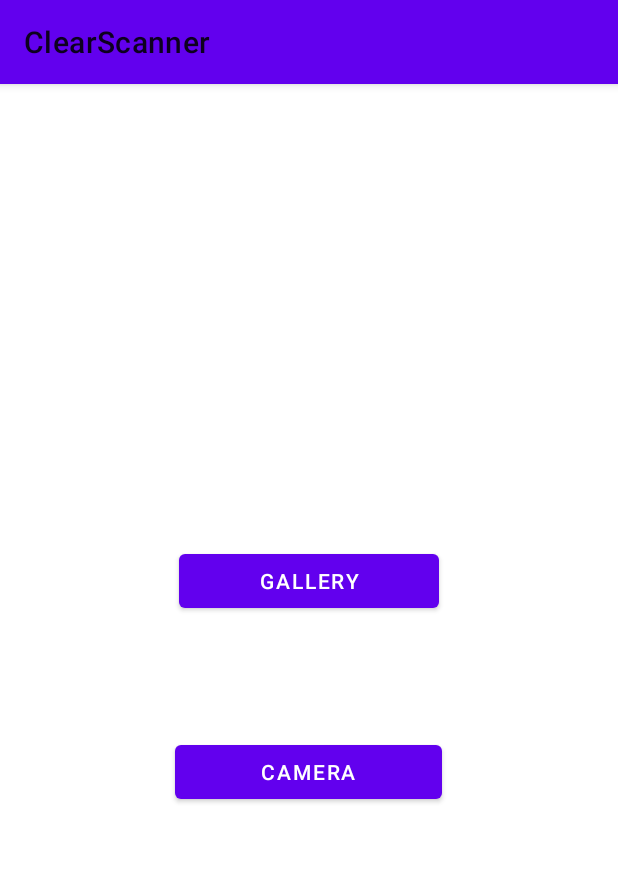
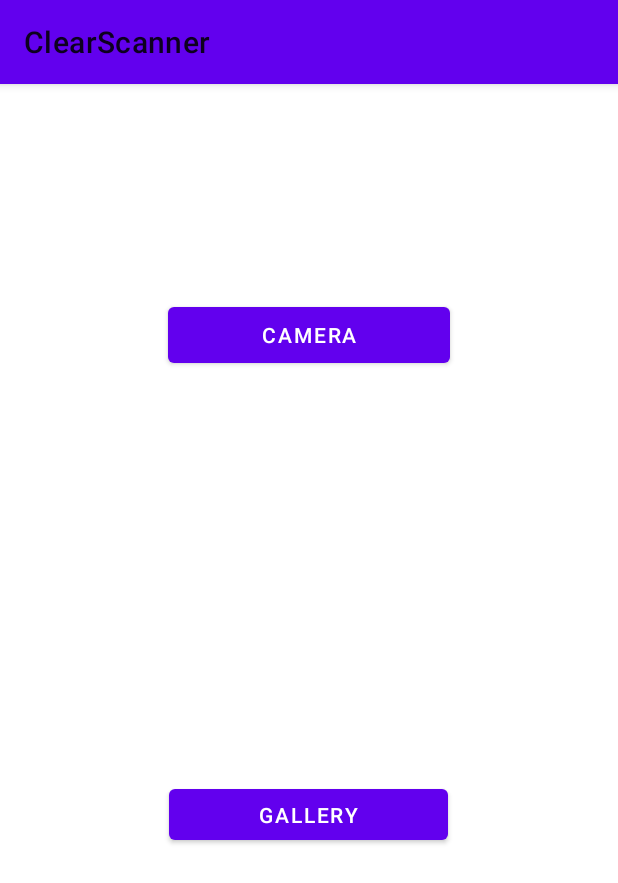
Before and after one commit to vamsee9/clearscannner, an Android app: the screen it shows after launch (MainActivity), on a phone screen of 412 x 824 dp. Shown: the top 883 px of the screen. Run offline under Robolectric (Android 15) with nearby library versions, the phone set to English and light mode, and no system bars.

```diff
--- a/app/src/main/AndroidManifest.xml
+++ b/app/src/main/AndroidManifest.xml
@@ -2,9 +2,9 @@
 <manifest xmlns:android="http://schemas.android.com/apk/res/android"
     package="com.opennxt.clearscanner">
 
-    <uses-permission android:name="android.permission.CAMERA"></uses-permission>
-    <uses-permission android:name="android.permission.WRITE_EXTERNAL_STORAGE"></uses-permission>
-    <uses-permission android:name="android.permission.READ_EXTERNAL_STORAGE"></uses-permission>
+    <uses-permission android:name="android.permission.CAMERA" />
+    <uses-permission android:name="android.permission.WRITE_EXTERNAL_STORAGE" />
+    <uses-permission android:name="android.permission.READ_EXTERNAL_STORAGE" />
     <application
         android:allowBackup="true"
         android:icon="@mipmap/ic_launcher"
--- a/app/src/main/java/com/opennxt/clearscanner/MainActivity.java
+++ b/app/src/main/java/com/opennxt/clearscanner/MainActivity.java
@@ -7,8 +7,11 @@
 import android.graphics.Bitmap;
 import android.net.Uri;
 import android.os.Bundle;
+import android.os.Environment;
 import android.provider.MediaStore;
 import android.view.View;
+
+
 
 import com.scanlibrary.ScanActivity;
 import com.scanlibrary.ScanConstants;
@@ -44,6 +47,6 @@
     @Override
     public void onActivityReenter(int resultCode, Intent data) {
         super.onActivityReenter(resultCode, data);
-        float requestCode = 0;
     }
+
 }
--- a/app/src/main/res/layout/activity_main.xml
+++ b/app/src/main/res/layout/activity_main.xml
@@ -1,27 +1,40 @@
 <?xml version="1.0" encoding="utf-8"?>
-<RelativeLayout xmlns:android="http://schemas.android.com/apk/res/android"
+<androidx.constraintlayout.widget.ConstraintLayout xmlns:android="http://schemas.android.com/apk/res/android"
+    xmlns:app="http://schemas.android.com/apk/res-auto"
     xmlns:tools="http://schemas.android.com/tools"
+    android:id="@+id/relativeLayout"
     android:layout_width="match_parent"
     android:layout_height="match_parent"
     tools:context=".MainActivity">
 
     <Button
         android:id="@+id/Camera"
-        android:layout_width="178dp"
-        android:layout_height="wrap_content"
-        android:layout_alignParentBottom="true"
-        android:layout_centerHorizontal="true"
-        android:layout_marginBottom="285dp"
+        android:layout_width="188dp"
+        android:layout_height="49dp"
+        android:layout_marginStart="111dp"
+        android:layout_marginTop="192dp"
+        android:layout_marginEnd="112dp"
+        android:layout_marginBottom="136dp"
         android:onClick="openCamera"
-        android:text="@string/camera" />
+        android:text="@string/camera"
+        app:layout_constraintBottom_toTopOf="@+id/Gallery"
+        app:layout_constraintEnd_toEndOf="parent"
+        app:layout_constraintStart_toStartOf="parent"
+        app:layout_constraintTop_toTopOf="parent" />
 
     <Button
         android:id="@+id/Gallery"
-        android:layout_width="173dp"
-        android:layout_height="wrap_content"
-        android:layout_alignParentTop="true"
-        android:layout_centerHorizontal="true"
-        android:layout_marginTop="307dp"
+        android:layout_width="186dp"
+        android:layout_height="46dp"
+        android:layout_marginStart="112dp"
+        android:layout_marginTop="136dp"
+        android:layout_marginEnd="113dp"
+        android:layout_marginBottom="308dp"
+        android:onClick="openGallery"
         android:text="@string/gallery"
-        android:onClick="openGallery"/>
-</RelativeLayout>
+        app:layout_constraintBottom_toBottomOf="parent"
+        app:layout_constraintEnd_toEndOf="parent"
+        app:layout_constraintStart_toStartOf="parent"
+        app:layout_constraintTop_toBottomOf="@+id/Camera" />
+
+</androidx.constraintlayout.widget.ConstraintLayout>
--- a/scanlibrary/src/main/java/com/scanlibrary/Utils.java
+++ b/scanlibrary/src/main/java/com/scanlibrary/Utils.java
@@ -3,11 +3,11 @@
 import android.content.Context;
 import android.graphics.Bitmap;
 import android.net.Uri;
+import android.os.Environment;
 import android.provider.MediaStore;
 
 import java.io.ByteArrayOutputStream;
 import java.io.IOException;
-
 /**
  * Created by jhansi on 05/04/15.
  */
@@ -24,6 +24,8 @@
         return Uri.parse(path);
     }
 
+
+
     public static Bitmap getBitmap(Context context, Uri uri) throws IOException {
         Bitmap bitmap = MediaStore.Images.Media.getBitmap(context.getContentResolver(), uri);
         return bitmap;
--- a/scanlibrary/src/main/res/layout/result_layout.xml
+++ b/scanlibrary/src/main/res/layout/result_layout.xml
@@ -29,7 +29,7 @@
             android:background="@android:color/transparent"
             android:drawableTop="@drawable/ic_enhamce_image"
             android:singleLine="true"
-            android:text="Magic color"
+            android:text="@string/magic_color"
             android:textColor="@android:color/white" />
 
         <Button
@@ -40,7 +40,7 @@
             android:background="@android:color/transparent"
             android:drawableTop="@drawable/ic_gray"
             android:singleLine="true"
-            android:text="Gray Mode"
+            android:text="@string/gray_mode"
             android:textColor="@android:color/white" />
 
         <Button
@@ -51,7 +51,7 @@
             android:background="@android:color/transparent"
             android:drawableTop="@drawable/ic_black_and_white"
             android:singleLine="true"
-            android:text="B and W"
+            android:text="@string/b_and_w"
             android:textColor="@android:color/white" />
     </LinearLayout>
 
--- a/scanlibrary/src/main/res/values/strings.xml
+++ b/scanlibrary/src/main/res/values/strings.xml
@@ -13,4 +13,7 @@
     <string name="applying_filter">Applying filter</string>
     <string name="low_memory">Low Memory</string>
     <string name="low_memory_message">Your phone is low on memory, you may feel some lags while editing images.</string>
+    <string name="b_and_w">B and W</string>
+    <string name="gray_mode">Gray Mode</string>
+    <string name="magic_color">Magic color</string>
 </resources>
```
Also changed, not shown: scanlibrary/src/main/java/com/scanlibrary/ScanConstants.java (+7 -0 lines), 1 other file.
